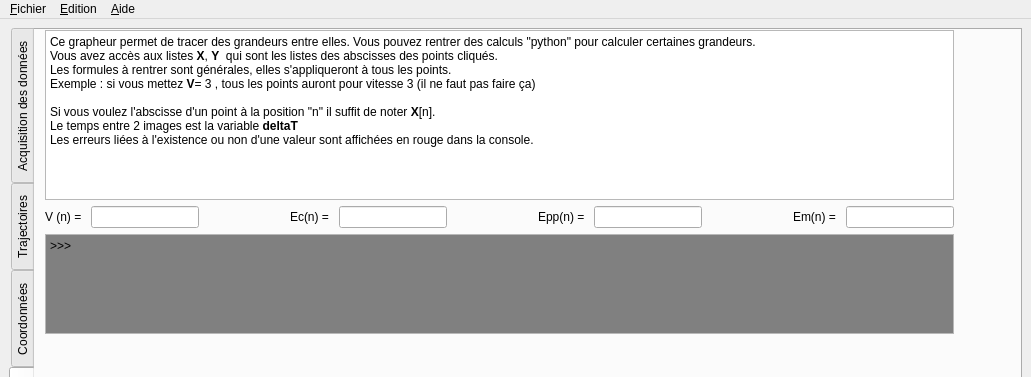
The window that src/pymecavideo_mini_layout.ui (rene-d/pymecavideo) describes before a commit, drawn with Qt 5; both pictures show x 0 to 1031 and y 0 to 377 of the 1031 by 862 pixel window.
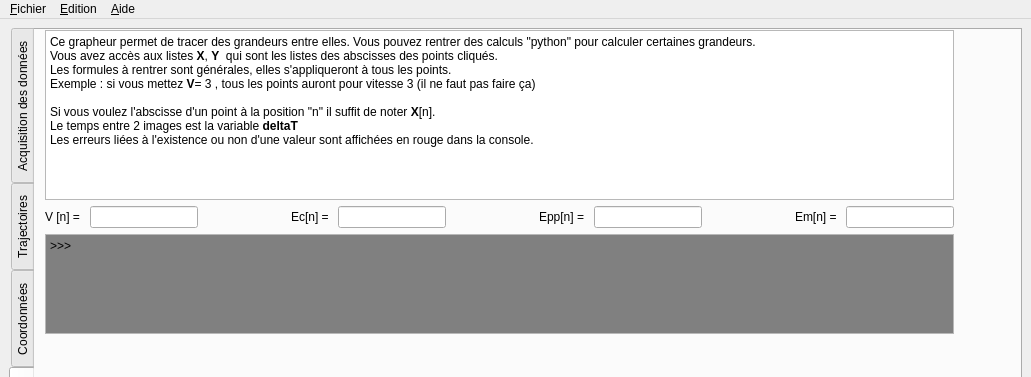
The same window after the commit. Icons and pictures are not drawn. Custom widgets are drawn as their Qt base class.

Commit message: le validateur python fonctionne

```diff
--- a/src/pymecavideo_mini_layout.ui
+++ b/src/pymecavideo_mini_layout.ui
@@ -1239,7 +1239,7 @@
              <item>
               <widget class="QLabel" name="label_11">
                <property name="text">
-                <string>V (n) = </string>
+                <string>V [n] = </string>
                </property>
               </widget>
              </item>
@@ -1262,7 +1262,7 @@
              <item>
               <widget class="QLabel" name="label_12">
                <property name="text">
-                <string>Ec(n) = </string>
+                <string>Ec[n] = </string>
                </property>
               </widget>
              </item>
@@ -1289,7 +1289,7 @@
              <item>
               <widget class="QLabel" name="label_13">
                <property name="text">
-                <string>Epp(n) = </string>
+                <string>Epp[n] = </string>
                </property>
               </widget>
              </item>
@@ -1316,7 +1316,7 @@
              <item>
               <widget class="QLabel" name="label_14">
                <property name="text">
-                <string>Em(n) = </string>
+                <string>Em[n] = </string>
                </property>
               </widget>
              </item>
```
Left out of the diff: 28 changed lines with no effect on the pictures. The commit also changes 1 other file.
